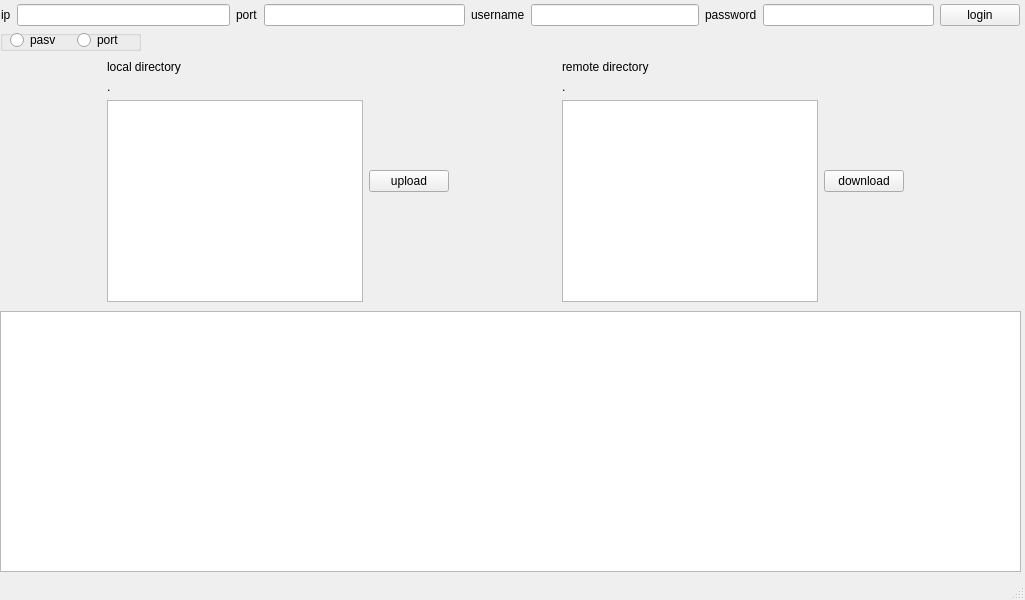
Above: window.ui from youkaichao/ftp-project before the change. Below: the same form after it.
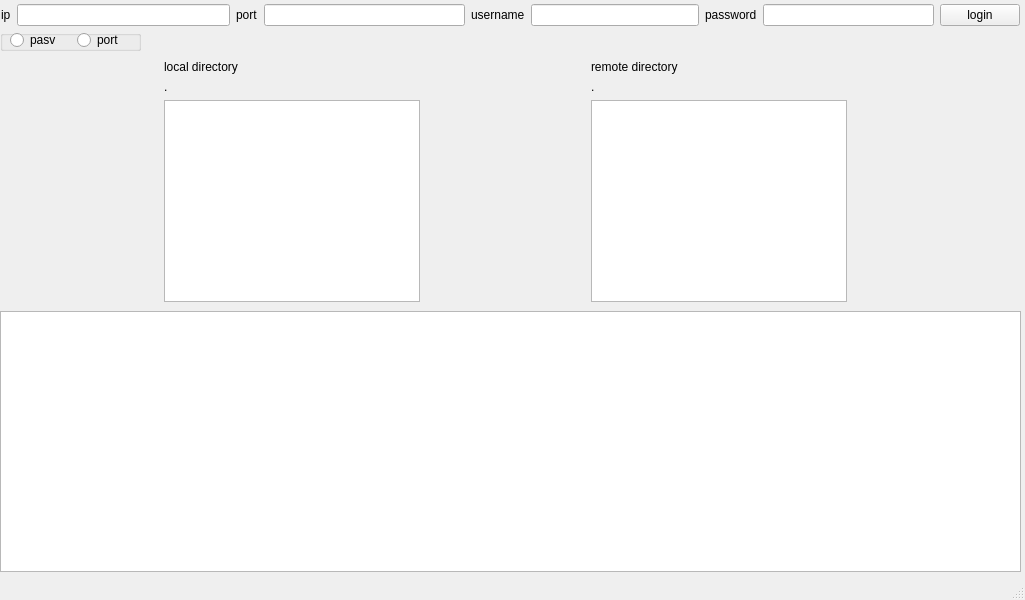
That is the form after the change.

Diff of the .ui file:
```diff
--- a/window.ui
+++ b/window.ui
@@ -197,13 +197,6 @@
          </item>
         </layout>
        </item>
-       <item>
-        <widget class="QPushButton" name="upload_button">
-         <property name="text">
-          <string>upload</string>
-         </property>
-        </widget>
-       </item>
       </layout>
      </item>
      <item>
@@ -242,13 +235,6 @@
          </item>
         </layout>
        </item>
-       <item>
-        <widget class="QPushButton" name="download_button">
-         <property name="text">
-          <string>download</string>
-         </property>
-        </widget>
-       </item>
       </layout>
      </item>
      <item>
```
